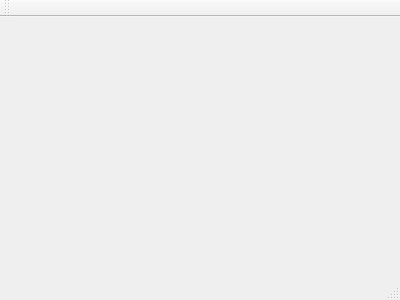
Qt form mainwindow.ui (Poletayson/TDDtesting) before a commit.
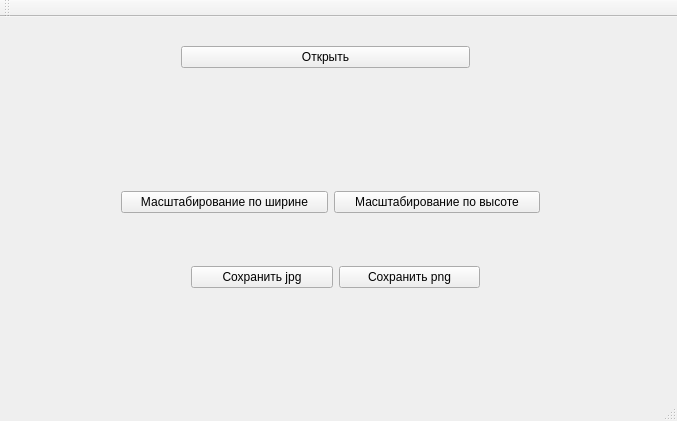
The same form after that commit.

Commit message: Начата разработка пользовательсого интерфейса

```diff
--- a/mainwindow.ui
+++ b/mainwindow.ui
@@ -1,24 +1,124 @@
 <ui version="4.0">
  <class>MainWindow</class>
- <widget class="QMainWindow" name="MainWindow" >
-  <property name="geometry" >
+ <widget class="QMainWindow" name="MainWindow">
+  <property name="geometry">
    <rect>
     <x>0</x>
     <y>0</y>
-    <width>400</width>
-    <height>300</height>
+    <width>677</width>
+    <height>421</height>
    </rect>
   </property>
   <property name="windowTitle" >
    <string>MainWindow</string>
   </property>
-  <widget class="QMenuBar" name="menuBar" />
-  <widget class="QToolBar" name="mainToolBar" />
-  <widget class="QWidget" name="centralWidget" />
-  <widget class="QStatusBar" name="statusBar" />
+  <widget class="QWidget" name="centralWidget">
+   <widget class="QWidget" name="horizontalLayoutWidget">
+    <property name="geometry">
+     <rect>
+      <x>170</x>
+      <y>10</y>
+      <width>311</width>
+      <height>61</height>
+     </rect>
+    </property>
+    <layout class="QHBoxLayout" name="horizontalLayout">
+     <item>
+      <widget class="QPushButton" name="pushButtonOpen">
+       <property name="text">
+        <string>Открыть</string>
+       </property>
+      </widget>
+     </item>
+    </layout>
+   </widget>
+   <widget class="QWidget" name="horizontalLayoutWidget_2">
+    <property name="geometry">
+     <rect>
+      <x>180</x>
+      <y>230</y>
+      <width>311</width>
+      <height>61</height>
+     </rect>
+    </property>
+    <layout class="QHBoxLayout" name="horizontalLayout_2">
+     <item>
+      <widget class="QPushButton" name="pushButtonJpg">
+       <property name="text">
+        <string>Сохранить jpg</string>
+       </property>
+      </widget>
+     </item>
+     <item>
+      <widget class="QPushButton" name="pushButtonPng">
+       <property name="text">
+        <string>Сохранить png</string>
+       </property>
+      </widget>
+     </item>
+    </layout>
+   </widget>
+   <widget class="QWidget" name="horizontalLayoutWidget_3">
+    <property name="geometry">
+     <rect>
+      <x>110</x>
+      <y>160</y>
+      <width>441</width>
+      <height>51</height>
+     </rect>
+    </property>
+    <layout class="QHBoxLayout" name="horizontalLayout_3">
+     <item>
+      <widget class="QPushButton" name="pushButtonW">
+       <property name="text">
+        <string>Масштабирование по ширине</string>
+       </property>
+      </widget>
+     </item>
+     <item>
+      <widget class="QPushButton" name="pushButtonH">
+       <property name="text">
+        <string>Масштабирование по высоте</string>
+       </property>
+      </widget>
+     </item>
+    </layout>
+   </widget>
+   <widget class="QLabel" name="label">
+    <property name="geometry">
+     <rect>
+      <x>80</x>
+      <y>80</y>
+      <width>47</width>
+      <height>13</height>
+     </rect>
+    </property>
+    <property name="text">
+     <string/>
+    </property>
+   </widget>
+  </widget>
+  <widget class="QMenuBar" name="menuBar">
+   <property name="geometry">
+    <rect>
+     <x>0</x>
+     <y>0</y>
+     <width>677</width>
+     <height>20</height>
+    </rect>
+   </property>
+  </widget>
+  <widget class="QToolBar" name="mainToolBar">
+   <attribute name="toolBarArea">
+    <enum>TopToolBarArea</enum>
+   </attribute>
+   <attribute name="toolBarBreak">
+    <bool>false</bool>
+   </attribute>
+  </widget>
+  <widget class="QStatusBar" name="statusBar"/>
  </widget>
- <layoutDefault spacing="6" margin="11" />
- <pixmapfunction></pixmapfunction>
+ <layoutdefault spacing="6" margin="11"/>
  <resources/>
  <connections/>
 </ui>
```
Left out of the diff: 3 changed lines with no effect on the pictures. The commit also changes 3 other files.
